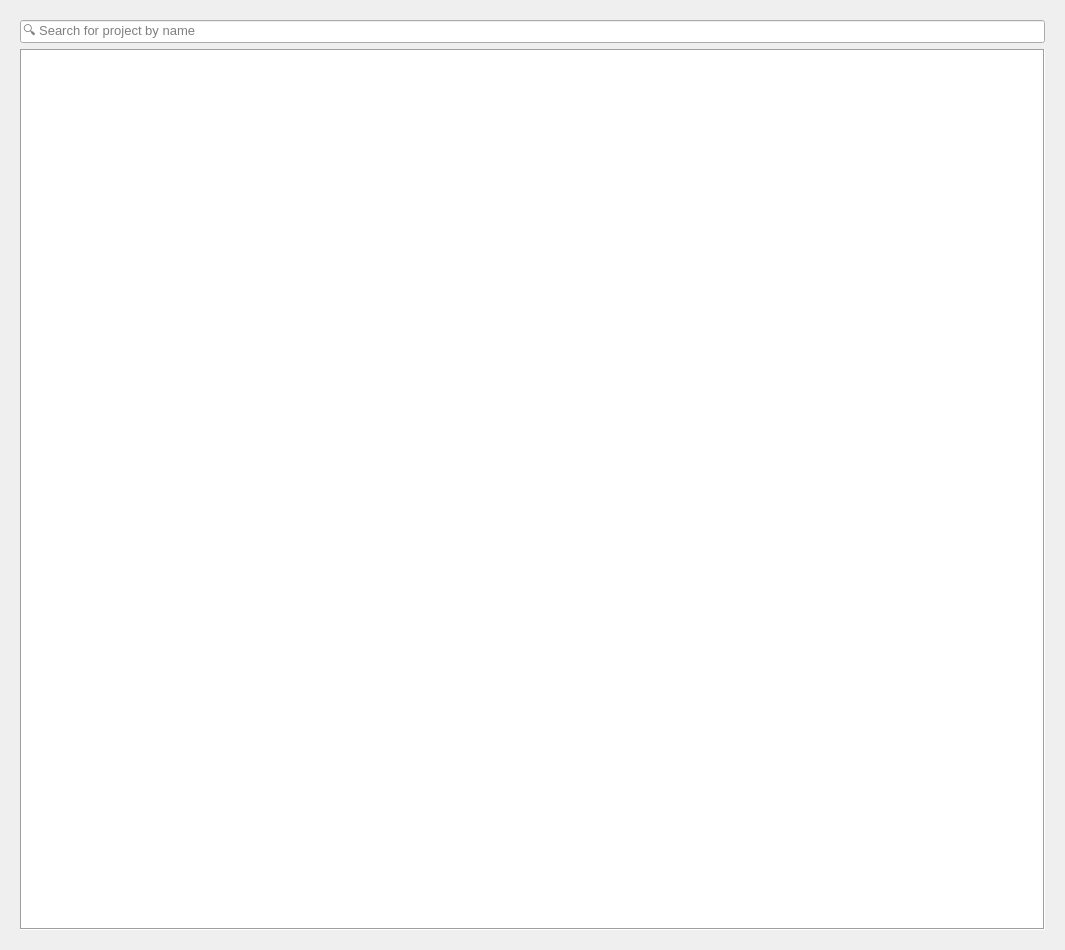
First picture: the form in rana_qgis_plugin/widgets/ui/projects.ui, repository nens/rana-qgis-plugin, before the edit.
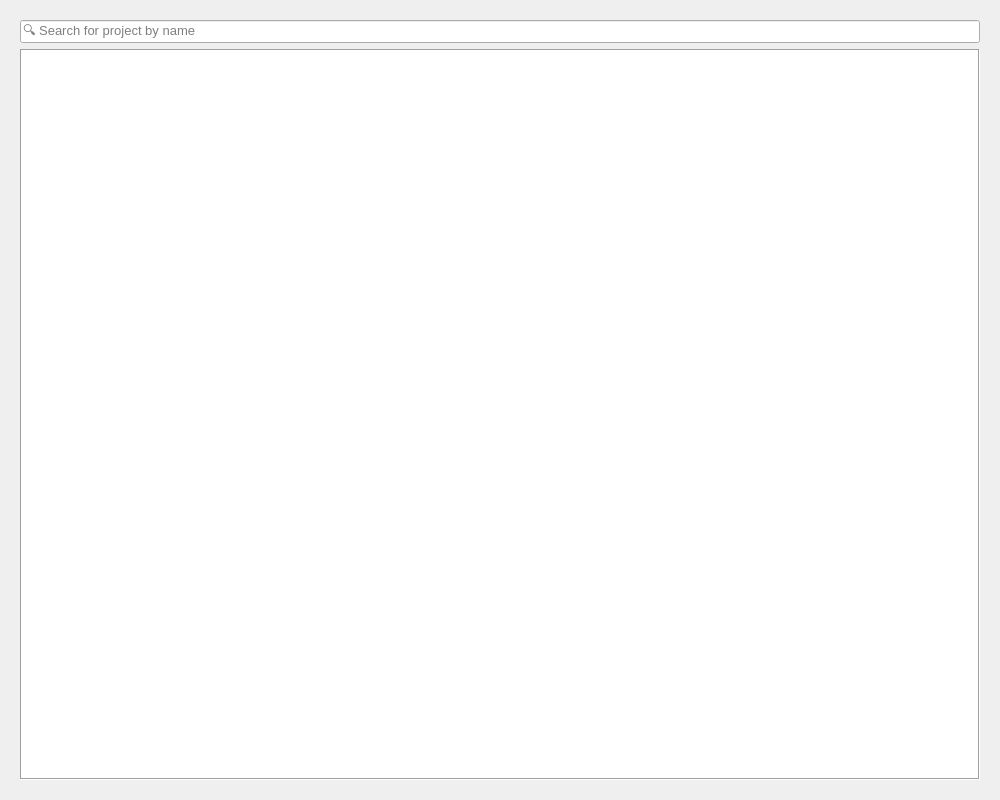
Second picture: the form after the edit.

```diff
--- a/rana_qgis_plugin/widgets/ui/projects.ui
+++ b/rana_qgis_plugin/widgets/ui/projects.ui
@@ -6,10 +6,16 @@
    <rect>
     <x>0</x>
     <y>0</y>
-    <width>1065</width>
-    <height>950</height>
+    <width>1000</width>
+    <height>800</height>
    </rect>
   </property>
+  <property name="maximumSize">
+   <size>
+    <width>1000</width>
+    <height>800</height>
+   </size>
+  </property>
   <property name="focusPolicy">
    <enum>Qt::StrongFocus</enum>
   </property>
```
